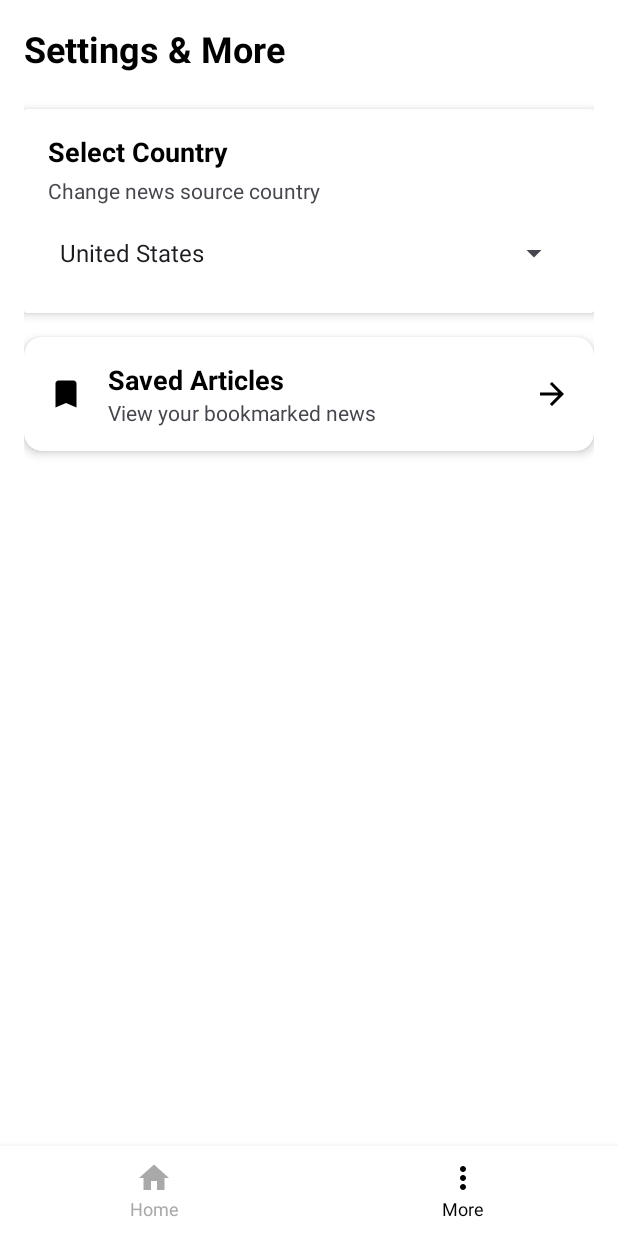
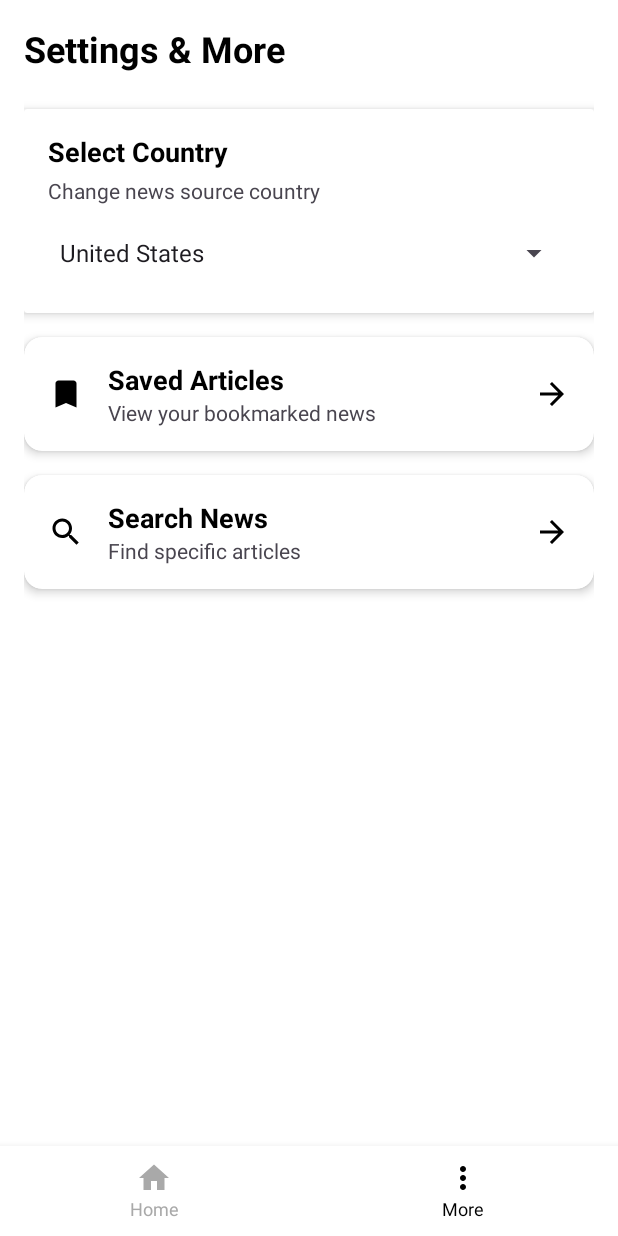
Before and after one commit to gwynplainee/AndroidFinalProject, an Android app: the MoreFragment screen opened through its navigation route, on a phone screen of 412 x 824 dp. Run offline under Robolectric (Android 15) with nearby library versions, the phone set to English and light mode, and no system bars.

Commit message:
Added search functionality in MoreFragment, implemented new api service v2/everything by keyword.

```diff
--- a/app/src/main/java/com/example/androidfinal/core/ui/fragments/MoreFragment.kt
+++ b/app/src/main/java/com/example/androidfinal/core/ui/fragments/MoreFragment.kt
@@ -40,6 +40,7 @@ class MoreFragment : Fragment() {
 
         setupCountrySpinner(view)
         setupBookmarksNavigation(view)
+        setupSearchNavigation(view)
     }
 
     private fun setupCountrySpinner(view: View) {
@@ -105,4 +106,10 @@ class MoreFragment : Fragment() {
             findNavController().navigate(R.id.action_moreFragment_to_bookmarksFragment)
         }
     }
+    private fun setupSearchNavigation(view: View) {
+        val searchCard: CardView = view.findViewById(R.id.search_card)
+        searchCard.setOnClickListener {
+            findNavController().navigate(R.id.action_moreFragment_to_searchFragment)
+        }
+    }
 }
--- /dev/null
+++ b/app/src/main/res/drawable/ic_search.xml
@@ -0,0 +1,10 @@
+<?xml version="1.0" encoding="utf-8"?>
+<vector xmlns:android="http://schemas.android.com/apk/res/android"
+    android:width="24dp"
+    android:height="24dp"
+    android:viewportWidth="24"
+    android:viewportHeight="24">
+    <path
+        android:fillColor="@android:color/black"
+        android:pathData="M15.5,14h-0.79l-0.28,-0.27C15.41,12.59 16,11.11 16,9.5 16,5.91 13.09,3 9.5,3S3,5.91 3,9.5 5.91,16 9.5,16c1.61,0 3.09,-0.59 4.23,-1.57l0.27,0.28v0.79l5,4.99L20.49,19l-4.99,-5zM9.5,14C7.01,14 5,11.99 5,9.5S7.01,5 9.5,5 14,7.01 14,9.5 11.99,14 9.5,14z"/>
+</vector>
--- a/app/src/main/res/layout/fragment_more.xml
+++ b/app/src/main/res/layout/fragment_more.xml
@@ -133,5 +133,64 @@
             app:layout_constraintStart_toStartOf="parent"
             app:layout_constraintTop_toBottomOf="@id/bookmarks_card">
         </androidx.cardview.widget.CardView>
+
+        <androidx.cardview.widget.CardView
+            android:id="@+id/search_card"
+            android:layout_width="0dp"
+            android:layout_height="wrap_content"
+            android:layout_marginTop="16dp"
+            app:cardCornerRadius="12dp"
+            app:cardElevation="4dp"
+            app:cardBackgroundColor="@color/white"
+            android:clickable="true"
+            android:focusable="true"
+            android:foreground="?attr/selectableItemBackground"
+            app:layout_constraintTop_toBottomOf="@id/bookmarks_card"
+            app:layout_constraintStart_toStartOf="parent"
+            app:layout_constraintEnd_toEndOf="parent">
+
+            <LinearLayout
+                android:id="@+id/search_button"
+                android:layout_width="match_parent"
+                android:layout_height="wrap_content"
+                android:orientation="horizontal"
+                android:padding="16dp"
+                android:gravity="center_vertical">
+
+                <ImageView
+                    android:layout_width="24dp"
+                    android:layout_height="24dp"
+                    android:src="@drawable/ic_search"
+                    android:contentDescription="Search icon"/>
+
+                <LinearLayout
+                    android:layout_width="0dp"
+                    android:layout_height="wrap_content"
+                    android:layout_weight="1"
+                    android:orientation="vertical"
+                    android:layout_marginStart="16dp">
+
+                    <TextView
+                        android:layout_width="wrap_content"
+                        android:layout_height="wrap_content"
+                        android:text="Search News"
+                        android:textSize="18sp"
+                        android:textStyle="bold"
+                        android:textColor="@color/black"/>
+
+                    <TextView
+                        android:layout_width="wrap_content"
+                        android:layout_height="wrap_content"
+                        android:text="Find specific articles"
+                        android:textSize="14sp"/>
+
+                </LinearLayout>
+                <ImageView
+                    android:layout_width="24dp"
+                    android:layout_height="24dp"
+                    android:src="@drawable/ic_arrow_forward"
+                    android:contentDescription="Arrow"/>
+            </LinearLayout>
+        </androidx.cardview.widget.CardView>
     </androidx.constraintlayout.widget.ConstraintLayout>
 </ScrollView>
--- a/app/src/main/res/navigation/nav_graph.xml
+++ b/app/src/main/res/navigation/nav_graph.xml
@@ -29,6 +29,9 @@
         <action
             android:id="@+id/action_moreFragment_to_bookmarksFragment"
             app:destination="@id/bookmarksFragment" />
+        <action
+            android:id="@+id/action_moreFragment_to_searchFragment"
+            app:destination="@id/searchFragment" />
     </fragment>
 
     <fragment
@@ -40,4 +43,8 @@
             app:destination="@id/detailFragment" />
     </fragment>
 
+    <fragment
+        android:id="@+id/searchFragment"
+        android:name="com.example.androidfinal.core.ui.fragments.SearchFragment"
+        android:label="SearchFragment" />
 </navigation>
```
Also changed, not shown: app/src/main/java/com/example/androidfinal/core/data/api/ApiService.kt (+9 -0 lines), app/src/main/java/com/example/androidfinal/core/data/repositories/NewsRepository.kt (+15 -0 lines), app/src/main/java/com/example/androidfinal/core/ui/adapter/SearchAdapter.kt (added, +52 -0 lines), app/src/main/java/com/example/androidfinal/core/ui/fragments/SearchFragment.kt (added, +132 -0 lines), app/src/main/java/com/example/androidfinal/core/ui/state/SearchUiState.kt (added, +10 -0 lines), app/src/main/java/com/example/androidfinal/core/ui/viewmodel/SearchViewModel.kt (added, +52 -0 lines), app/src/main/java/com/example/androidfinal/core/ui/viewmodel/SearchViewModelFactory.kt (added, +15 -0 lines), app/src/main/res/drawable/ic_arrow_back.xml (added, +10 -0 lines), app/src/main/res/drawable/ic_clear.xml (added, +11 -0 lines), app/src/main/res/layout/fragment_search.xml (added, +97 -0 lines).
